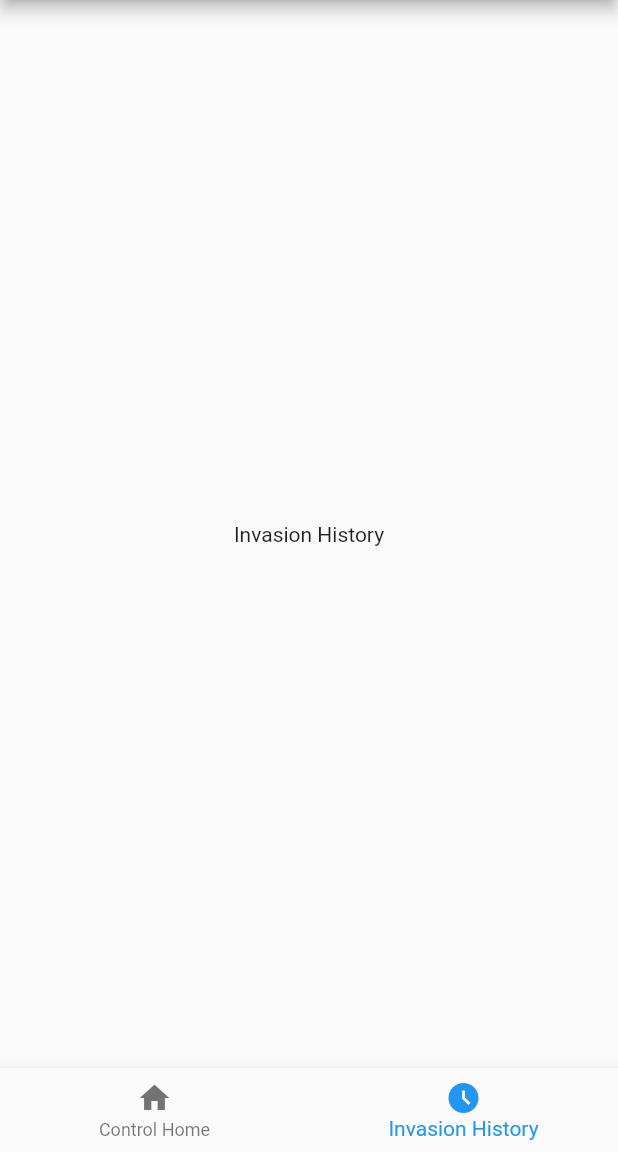
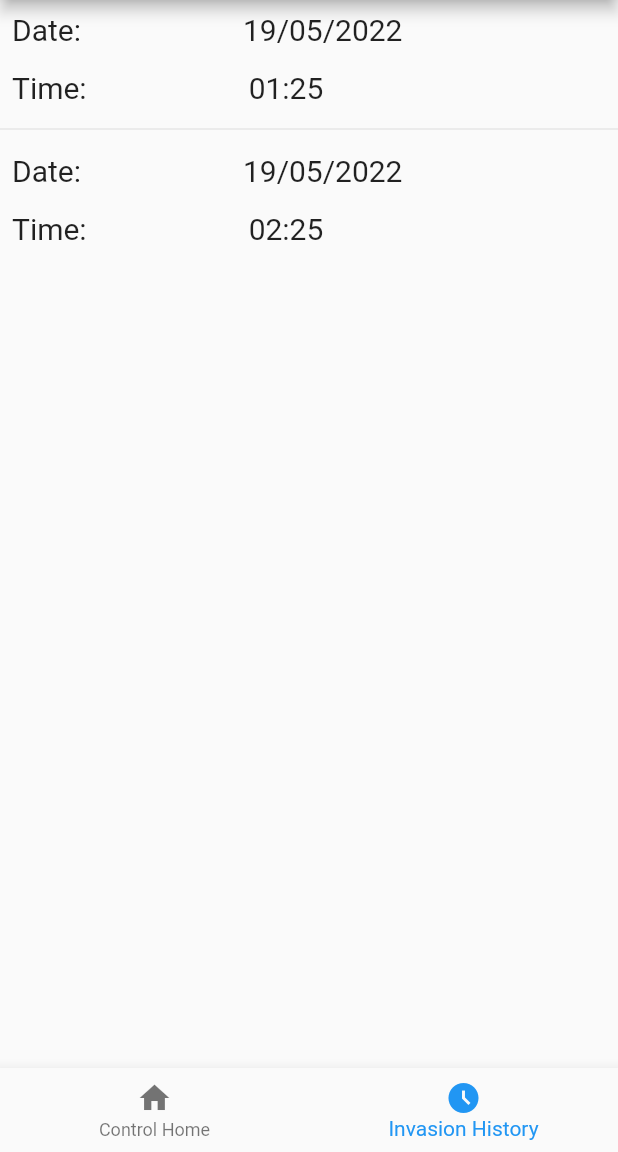
Before and after one commit to abia22/home-safety-system, a Flutter app: the screen it shows after launch, item 2 of the bottom bar chosen, on a phone screen of 412 x 824 dp, the part 84-1236 px from its top. Run offline on Flutter 3.47's test engine with Material 2 defaults, Android fonts, the phone set to English and light mode, and no system bars.

Commit message:
Invasion History layout done

```diff
--- a/lib/page/invasion_history.dart
+++ b/lib/page/invasion_history.dart
@@ -1,4 +1,6 @@
 import 'package:flutter/material.dart';
+import 'package:security_system/page/invasion_history.dart';
+import 'package:security_system/utils/invRecord.dart';
 
 class InvasionHistory extends StatefulWidget {
   const InvasionHistory({Key? key}) : super(key: key);
@@ -8,11 +10,67 @@ class InvasionHistory extends StatefulWidget {
 }
 
 class _InvasionHistoryState extends State<InvasionHistory> {
+
+  List<invRecord> history = [invRecord('19/05/2022', '01:25'), invRecord('19/05/2022', '02:25')];
+
   @override
   Widget build(BuildContext context) {
-    return const Scaffold(
-      body: Center(
-        child: Text('Invasion History'),
+    return Scaffold(
+      body: ListView.separated(
+        itemCount: history.length,
+        itemBuilder: (context, index){
+          return Column(
+            children: [
+              Row(
+                children:  [
+                  const Padding(
+                    padding: EdgeInsets.all(8.0),
+                    child: Text(
+                        'Date:',
+                      style: TextStyle(
+                        fontSize: 20
+                      ),
+                    ),
+                  ),
+                  Padding(
+                    padding: EdgeInsets.fromLTRB(100, 8, 8, 8),
+                    child: Text(
+                      history[index].date,
+                      style: TextStyle(
+                          fontSize: 20
+                      ),
+                    ),
+                  ),
+                ],
+              ),
+              Row(
+                children:  [
+                  const Padding(
+                    padding: EdgeInsets.all(8.0),
+                    child: Text(
+                      'Time:',
+                      style: TextStyle(
+                          fontSize: 20
+                      ),
+                    ),
+                  ),
+                  Padding(
+                    padding: EdgeInsets.fromLTRB(100, 8, 8, 8),
+                    child: Text(
+                      history[index].time,
+                      style: TextStyle(
+                          fontSize: 20
+                      ),
+                    ),
+                  ),
+                ],
+              ),
+            ],
+          );
+        },
+        separatorBuilder: (context, index) {
+          return const Divider();
+        },
       ),
     );
   }
--- /dev/null
+++ b/lib/utils/invRecord.dart
@@ -0,0 +1,6 @@
+class invRecord {
+  String date;
+  String time;
+
+  invRecord(this.date, this.time);
+}
```
